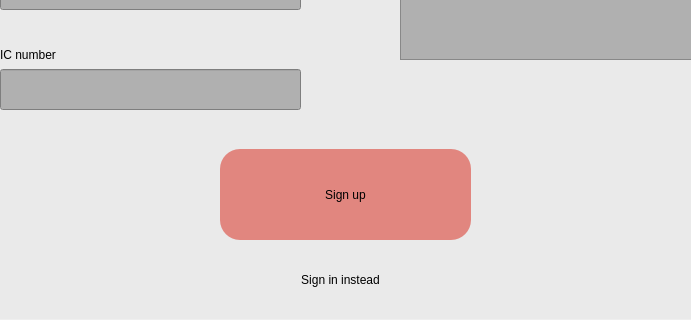
Before: the Qt Designer form 1signup_page.ui in Ajwaddo/pyqt5, drawn with Qt 5; both pictures show x 270 to 961 and y 480 to 800 of the 1200 by 800 pixel window.
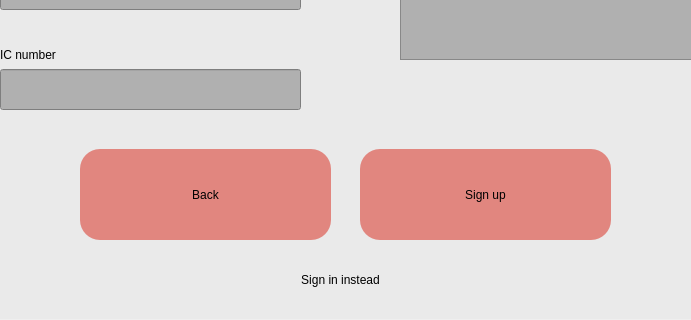
After: the same form once the commit is applied.

Diff of the .ui file:
```diff
--- a/1signup_page.ui
+++ b/1signup_page.ui
@@ -45,7 +45,7 @@
    <widget class="QPushButton" name="signup">
     <property name="geometry">
      <rect>
-      <x>490</x>
+      <x>630</x>
       <y>630</y>
       <width>251</width>
       <height>91</height>
@@ -291,6 +291,23 @@
      <string>Sign in instead</string>
     </property>
    </widget>
+   <widget class="QPushButton" name="btn_back">
+    <property name="geometry">
+     <rect>
+      <x>350</x>
+      <y>630</y>
+      <width>251</width>
+      <height>91</height>
+     </rect>
+    </property>
+    <property name="styleSheet">
+     <string notr="true">border-radius:20px;background-color:rgb(225, 134, 127);
+font: 24pt &quot;Calibri&quot;;</string>
+    </property>
+    <property name="text">
+     <string>Back</string>
+    </property>
+   </widget>
   </widget>
  </widget>
  <resources/>
```
